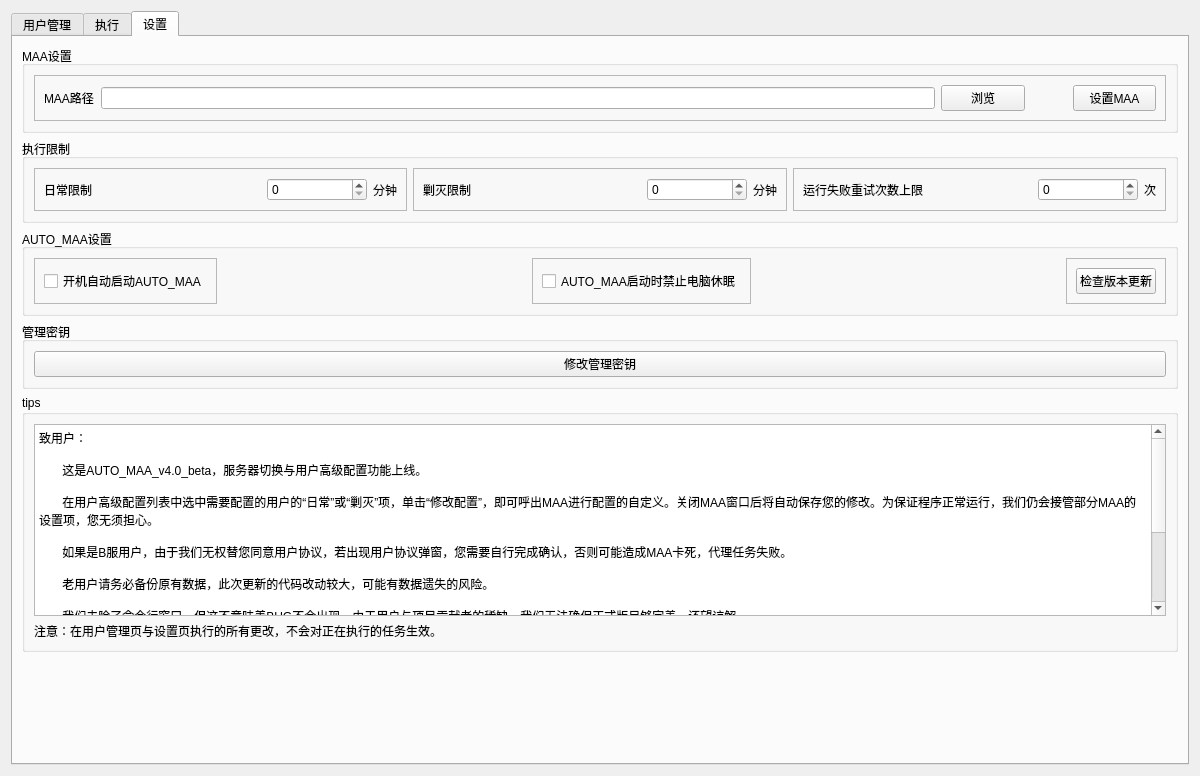
Old version of the form gui/ui/main.ui in the repository AUTO-MAS-Project/AUTO-MAS.
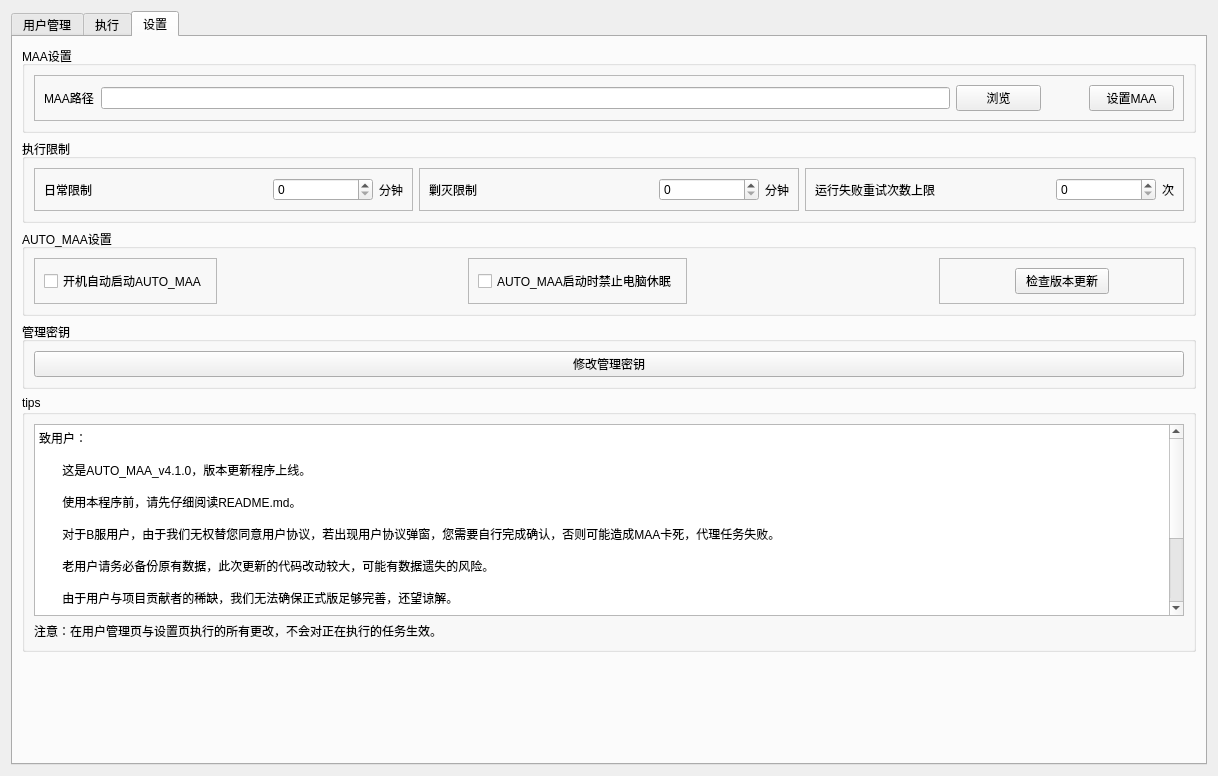
New version of the form. The open tabs and pages were chosen to show the change.

Patch:
```diff
--- a/gui/ui/main.ui
+++ b/gui/ui/main.ui
@@ -6,8 +6,8 @@
    <rect>
     <x>0</x>
     <y>0</y>
-    <width>1200</width>
-    <height>700</height>
+    <width>1218</width>
+    <height>718</height>
    </rect>
   </property>
   <property name="windowTitle">
@@ -1111,13 +1111,39 @@
              <enum>QFrame::Shadow::Raised</enum>
             </property>
             <layout class="QHBoxLayout" name="horizontalLayout_21">
+             <item>
+              <spacer name="horizontalSpacer_9">
+               <property name="orientation">
+                <enum>Qt::Orientation::Horizontal</enum>
+               </property>
+               <property name="sizeHint" stdset="0">
+                <size>
+                 <width>40</width>
+                 <height>20</height>
+                </size>
+               </property>
+              </spacer>
+             </item>
              <item>
               <widget class="QPushButton" name="pushButton_check_update">
                <property name="text">
-                <string>检查版本更新</string>
+                <string>  检查版本更新  </string>
                </property>
               </widget>
              </item>
+             <item>
+              <spacer name="horizontalSpacer_10">
+               <property name="orientation">
+                <enum>Qt::Orientation::Horizontal</enum>
+               </property>
+               <property name="sizeHint" stdset="0">
+                <size>
+                 <width>40</width>
+                 <height>20</height>
+                </size>
+               </property>
+              </spacer>
+             </item>
             </layout>
            </widget>
           </item>
@@ -1158,21 +1184,21 @@
 &lt;/style&gt;&lt;/head&gt;&lt;body style=&quot; font-family:'Microsoft YaHei UI'; font-size:9pt; font-weight:400; font-style:normal;&quot;&gt;
 &lt;p style=&quot; margin-top:0px; margin-bottom:0px; margin-left:0px; margin-right:0px; -qt-block-indent:0; text-indent:0px;&quot;&gt;致用户：&lt;/p&gt;
 &lt;p style=&quot;-qt-paragraph-type:empty; margin-top:0px; margin-bottom:0px; margin-left:0px; margin-right:0px; -qt-block-indent:0; text-indent:0px;&quot;&gt;&lt;br /&gt;&lt;/p&gt;
-&lt;p style=&quot; margin-top:0px; margin-bottom:0px; margin-left:0px; margin-right:0px; -qt-block-indent:0; text-indent:0px;&quot;&gt;       这是AUTO_MAA_v4.0_beta，服务器切换与用户高级配置功能上线。&lt;/p&gt;
+&lt;p style=&quot; margin-top:0px; margin-bottom:0px; margin-left:0px; margin-right:0px; -qt-block-indent:0; text-indent:0px;&quot;&gt;       这是AUTO_MAA_v4.1.0，版本更新程序上线。&lt;/p&gt;
 &lt;p style=&quot;-qt-paragraph-type:empty; margin-top:0px; margin-bottom:0px; margin-left:0px; margin-right:0px; -qt-block-indent:0; text-indent:0px;&quot;&gt;&lt;br /&gt;&lt;/p&gt;
-&lt;p style=&quot; margin-top:0px; margin-bottom:0px; margin-left:0px; margin-right:0px; -qt-block-indent:0; text-indent:0px;&quot;&gt;       在用户高级配置列表中选中需要配置的用户的“日常”或“剿灭”项，单击“修改配置”，即可呼出MAA进行配置的自定义。关闭MAA窗口后将自动保存您的修改。为保证程序正常运行，我们仍会接管部分MAA的设置项，您无须担心。&lt;/p&gt;
+&lt;p style=&quot; margin-top:0px; margin-bottom:0px; margin-left:0px; margin-right:0px; -qt-block-indent:0; text-indent:0px;&quot;&gt;       使用本程序前，请先仔细阅读README.md。&lt;/p&gt;
 &lt;p style=&quot;-qt-paragraph-type:empty; margin-top:0px; margin-bottom:0px; margin-left:0px; margin-right:0px; -qt-block-indent:0; text-indent:0px;&quot;&gt;&lt;br /&gt;&lt;/p&gt;
-&lt;p style=&quot; margin-top:0px; margin-bottom:0px; margin-left:0px; margin-right:0px; -qt-block-indent:0; text-indent:0px;&quot;&gt;       如果是B服用户，由于我们无权替您同意用户协议，若出现用户协议弹窗，您需要自行完成确认，否则可能造成MAA卡死，代理任务失败。&lt;/p&gt;
+&lt;p style=&quot; margin-top:0px; margin-bottom:0px; margin-left:0px; margin-right:0px; -qt-block-indent:0; text-indent:0px;&quot;&gt;       对于B服用户，由于我们无权替您同意用户协议，若出现用户协议弹窗，您需要自行完成确认，否则可能造成MAA卡死，代理任务失败。&lt;/p&gt;
 &lt;p style=&quot;-qt-paragraph-type:empty; margin-top:0px; margin-bottom:0px; margin-left:0px; margin-right:0px; -qt-block-indent:0; text-indent:0px;&quot;&gt;&lt;br /&gt;&lt;/p&gt;
 &lt;p style=&quot; margin-top:0px; margin-bottom:0px; margin-left:0px; margin-right:0px; -qt-block-indent:0; text-indent:0px;&quot;&gt;       老用户请务必备份原有数据，此次更新的代码改动较大，可能有数据遗失的风险。&lt;/p&gt;
 &lt;p style=&quot;-qt-paragraph-type:empty; margin-top:0px; margin-bottom:0px; margin-left:0px; margin-right:0px; -qt-block-indent:0; text-indent:0px;&quot;&gt;&lt;br /&gt;&lt;/p&gt;
-&lt;p style=&quot; margin-top:0px; margin-bottom:0px; margin-left:0px; margin-right:0px; -qt-block-indent:0; text-indent:0px;&quot;&gt;       我们去除了命令行窗口，但这不意味着BUG不会出现。由于用户与项目贡献者的稀缺，我们无法确保正式版足够完善，还望谅解。&lt;/p&gt;
+&lt;p style=&quot; margin-top:0px; margin-bottom:0px; margin-left:0px; margin-right:0px; -qt-block-indent:0; text-indent:0px;&quot;&gt;       由于用户与项目贡献者的稀缺，我们无法确保正式版足够完善，还望谅解。&lt;/p&gt;
 &lt;p style=&quot;-qt-paragraph-type:empty; margin-top:0px; margin-bottom:0px; margin-left:0px; margin-right:0px; -qt-block-indent:0; text-indent:0px;&quot;&gt;&lt;br /&gt;&lt;/p&gt;
-&lt;p style=&quot; margin-top:0px; margin-bottom:0px; margin-left:0px; margin-right:0px; -qt-block-indent:0; text-indent:0px;&quot;&gt;       当遇到严重漏洞，请前往官网检查是否有新的版本或包发布。如有，请更新到最新版本后再次尝试。&lt;/p&gt;
+&lt;p style=&quot; margin-top:0px; margin-bottom:0px; margin-left:0px; margin-right:0px; -qt-block-indent:0; text-indent:0px;&quot;&gt;       当遇到严重漏洞，请先确保当前为最新版本。&lt;/p&gt;
 &lt;p style=&quot;-qt-paragraph-type:empty; margin-top:0px; margin-bottom:0px; margin-left:0px; margin-right:0px; -qt-block-indent:0; text-indent:0px;&quot;&gt;&lt;br /&gt;&lt;/p&gt;
 &lt;p style=&quot; margin-top:0px; margin-bottom:0px; margin-left:0px; margin-right:0px; -qt-block-indent:0; text-indent:0px;&quot;&gt;       您还可以通过官方仓库 &lt;a href=&quot;https://github.com/DLmaster361/AUTO_MAA/&quot;&gt;&lt;span style=&quot; text-decoration: underline; color:#007ad6;&quot;&gt;DLmaster361/AUTO_MAA&lt;/span&gt;&lt;/a&gt; 发布Issues求助。&lt;/p&gt;
 &lt;p style=&quot;-qt-paragraph-type:empty; margin-top:0px; margin-bottom:0px; margin-left:0px; margin-right:0px; -qt-block-indent:0; text-indent:0px;&quot;&gt;&lt;br /&gt;&lt;/p&gt;
-&lt;p style=&quot; margin-top:0px; margin-bottom:0px; margin-left:0px; margin-right:0px; -qt-block-indent:0; text-indent:0px;&quot;&gt;       官方QQ群：957750551&lt;/p&gt;
+&lt;p style=&quot; margin-top:0px; margin-bottom:0px; margin-left:0px; margin-right:0px; -qt-block-indent:0; text-indent:0px;&quot;&gt;       官方QQ交流群：957750551&lt;/p&gt;
 &lt;p style=&quot;-qt-paragraph-type:empty; margin-top:0px; margin-bottom:0px; margin-left:0px; margin-right:0px; -qt-block-indent:0; text-indent:0px;&quot;&gt;&lt;br /&gt;&lt;/p&gt;
 &lt;p align=&quot;right&quot; style=&quot; margin-top:0px; margin-bottom:0px; margin-left:0px; margin-right:0px; -qt-block-indent:0; text-indent:0px;&quot;&gt;DLmaster&lt;/p&gt;&lt;/body&gt;&lt;/html&gt;</string>
             </property>
```
Left out of the diff: 4 changed lines with no effect on the pictures.
